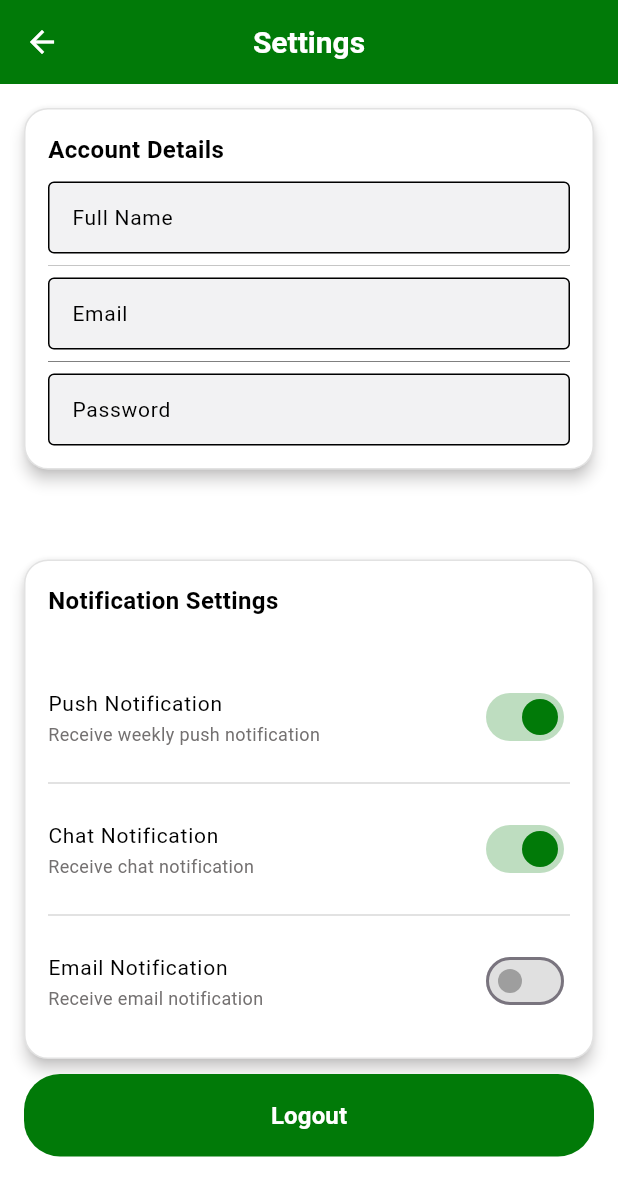
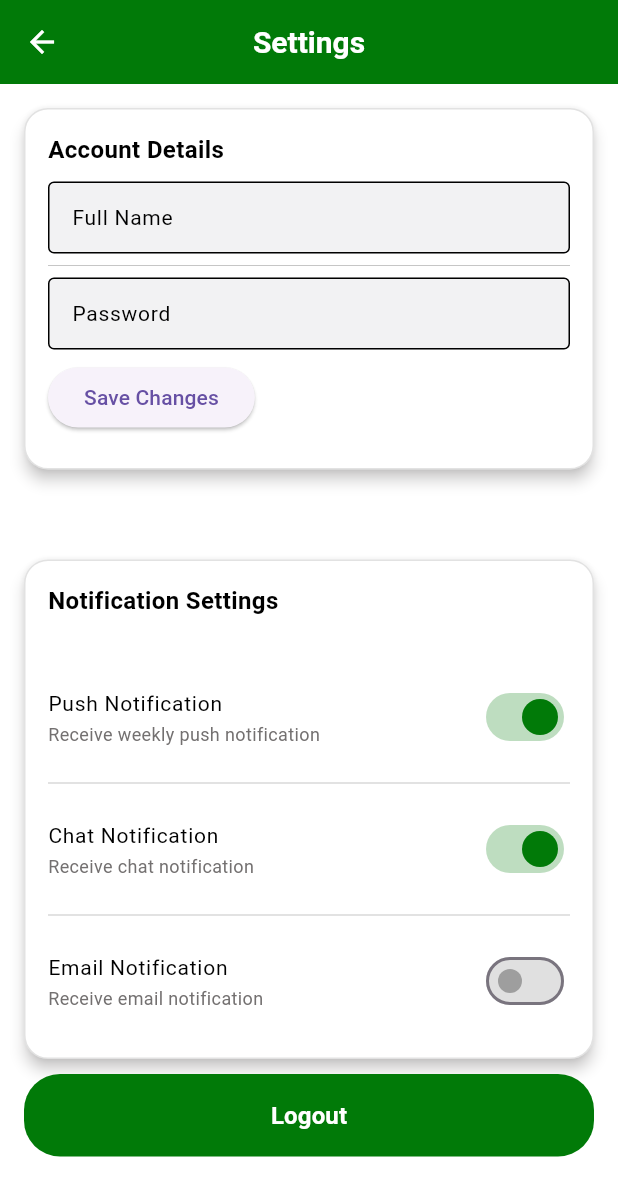
Before and after one commit to SofEng-Coursework/client, a Flutter app: the Settings screen opened directly, on a phone screen of 412 x 824 dp. Shown: the top 1196 px of the screen. Run offline on Flutter 3.47's test engine with Material 3 defaults, Android fonts, the phone set to English and light mode, and no system bars; our stand-ins replace cloud_firestore, firebase_auth, firebase_core, fl_chart, syncfusion_flutter_charts; accounts and stored records are empty.

Commit message:
Edit settings

```diff
--- a/lib/pages/settings.dart
+++ b/lib/pages/settings.dart
@@ -4,6 +4,9 @@ import 'package:virtual_queue/controllers/UserAccountController.dart';
 import 'package:virtual_queue/pages/userDashboard.dart';
 
 class Settings extends StatelessWidget {
+  final nameController = TextEditingController();
+  final passwordController = TextEditingController();
+
   @override
   Widget build(BuildContext context) {
     return Scaffold(
@@ -72,7 +75,7 @@ class Settings extends StatelessWidget {
                     Padding(
                       padding: EdgeInsets.fromLTRB(0, 10, 0, 0),
                       child: TextField(
-                        controller: TextEditingController(),
+                        controller: nameController,
                         obscureText: false,
                         textAlign: TextAlign.start,
                         maxLines: 1,
@@ -124,58 +127,7 @@ class Settings extends StatelessWidget {
                       endIndent: 0,
                     ),
                     TextField(
-                      controller: TextEditingController(),
-                      obscureText: false,
-                      textAlign: TextAlign.start,
-                      maxLines: 1,
-                      style: TextStyle(
-                        fontWeight: FontWeight.w400,
-                        fontStyle: FontStyle.normal,
-                        fontSize: 14,
-                        color: Color(0xff000000),
-                      ),
-                      decoration: InputDecoration(
-                        disabledBorder: OutlineInputBorder(
-                          borderRadius: BorderRadius.circular(4.0),
-                          borderSide: BorderSide(color: Color(0xff000000), width: 1),
-                        ),
-                        focusedBorder: OutlineInputBorder(
-                          borderRadius: BorderRadius.circular(4.0),
-                          borderSide: BorderSide(color: Color(0xff000000), width: 1),
-                        ),
-                        enabledBorder: OutlineInputBorder(
-                          borderRadius: BorderRadius.circular(4.0),
-                          borderSide: BorderSide(color: Color(0xff000000), width: 1),
-                        ),
-                        labelText: "Email",
-                        labelStyle: TextStyle(
-                          fontWeight: FontWeight.w400,
-                          fontStyle: FontStyle.normal,
-                          fontSize: 14,
-                          color: Color(0xff000000),
-                        ),
-                        hintText: "Enter Email",
-                        hintStyle: TextStyle(
-                          fontWeight: FontWeight.w400,
-                          fontStyle: FontStyle.normal,
-                          fontSize: 14,
-                          color: Color(0xff000000),
-                        ),
-                        filled: true,
-                        fillColor: Color(0xfff2f2f3),
-                        isDense: false,
-                        contentPadding: EdgeInsets.symmetric(vertical: 8, horizontal: 12),
-                      ),
-                    ),
-                    Divider(
-                      color: Color(0xff808080),
-                      height: 16,
-                      thickness: 0,
-                      indent: 0,
-                      endIndent: 0,
-                    ),
-                    TextField(
-                      controller: TextEditingController(),
+                      controller: passwordController,
                       obscureText: true,
                       textAlign: TextAlign.start,
                       maxLines: 1,
@@ -218,6 +170,12 @@ class Settings extends StatelessWidget {
                         contentPadding: EdgeInsets.symmetric(vertical: 8, horizontal: 12),
                       ),
                     ),
+                    Padding(
+                      padding: const EdgeInsets.symmetric(vertical: 8.0),
+                      child: ElevatedButton(onPressed: () {
+
+                      }, child: Text("Save Changes")),
+                    )
                   ],
                 ),
               ),
```
